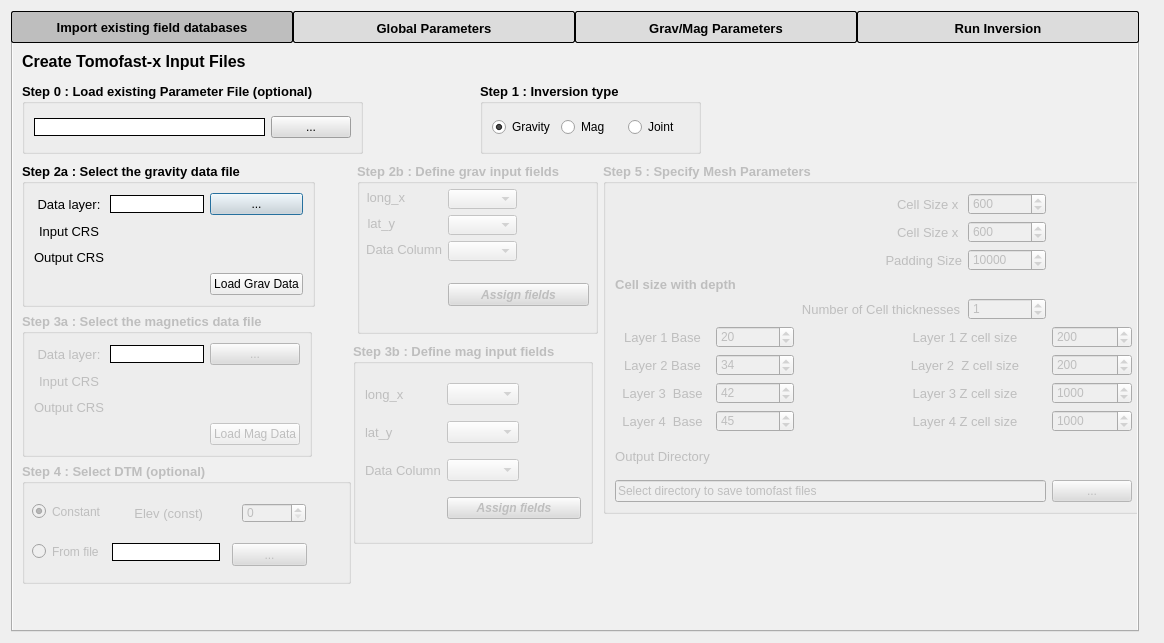
First picture: the form in Tomofast_x_dialog_base.ui, repository TOMOFAST/tomofast-x-q, before the edit.
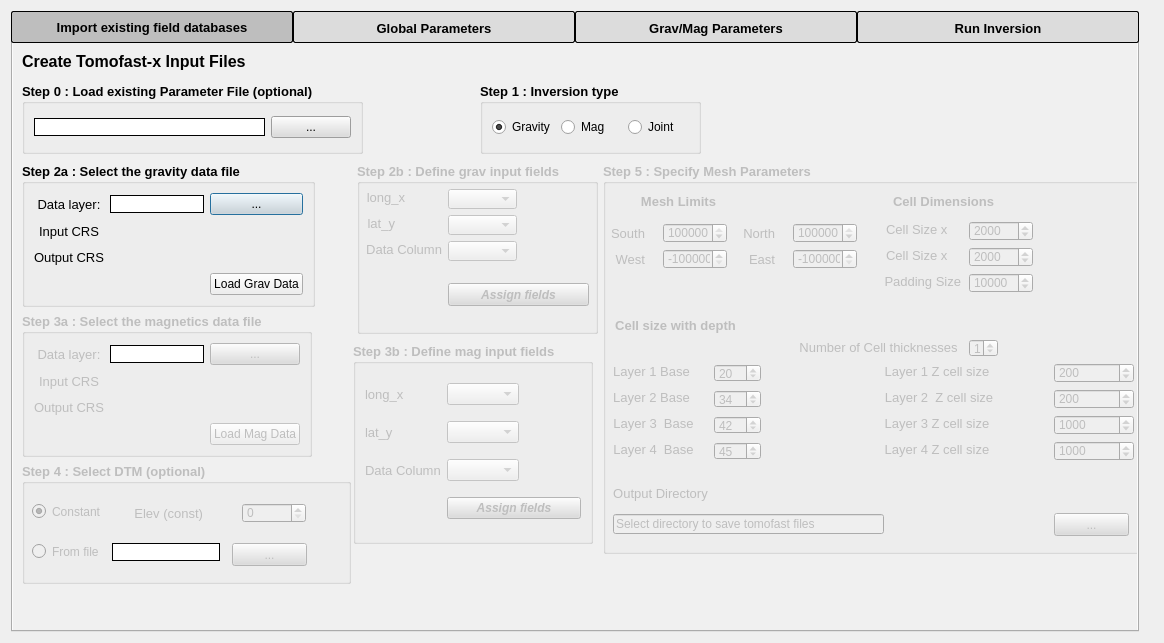
Second picture: the form after the edit. Custom widgets are drawn as their Qt base class.

Commit message: first attempt at read grav (only) from tif files

What changed in the file:
```diff
--- a/Tomofast_x_dialog_base.ui
+++ b/Tomofast_x_dialog_base.ui
@@ -476,7 +476,7 @@
          <x>590</x>
          <y>120</y>
          <width>541</width>
-         <height>351</height>
+         <height>391</height>
         </rect>
        </property>
        <property name="sizePolicy">
@@ -495,27 +495,18 @@
        <property name="title">
         <string>Step 5 : Specify Mesh Parameters</string>
        </property>
-       <layout class="QGridLayout" name="gridLayout_3">
-        <item row="7" column="3" colspan="2">
-         <widget class="QLabel" name="label_54">
-          <property name="styleSheet">
-           <string notr="true">font-family: Arial; 
-font-size: 13px;
-</string>
-          </property>
-          <property name="text">
-           <string>Layer 3 Z cell size</string>
-          </property>
-          <property name="alignment">
-           <set>Qt::AlignCenter</set>
-          </property>
-         </widget>
-        </item>
-        <item row="6" column="1">
          <widget class="QSpinBox" name="spinBox_3">
           <property name="enabled">
            <bool>false</bool>
           </property>
+        <property name="geometry">
+         <rect>
+          <x>111</x>
+          <y>227</y>
+          <width>47</width>
+          <height>18</height>
+         </rect>
+        </property>
           <property name="maximum">
            <number>1000</number>
           </property>
@@ -523,58 +514,15 @@
            <number>34</number>
           </property>
          </widget>
-        </item>
-        <item row="4" column="2" colspan="2">
-         <widget class="QLabel" name="label_58">
-          <property name="styleSheet">
-           <string notr="true">font-family: Arial; 
-font-size: 13px;
-</string>
-          </property>
-          <property name="text">
-           <string>Number of Cell thicknesses</string>
-          </property>
-          <property name="alignment">
-           <set>Qt::AlignCenter</set>
-          </property>
-         </widget>
-        </item>
-        <item row="10" column="5">
-         <widget class="QPushButton" name="pushButton_10">
-          <property name="enabled">
-           <bool>false</bool>
-          </property>
-          <property name="toolTip">
-           <string>Choose your Main Project </string>
-          </property>
-          <property name="whatsThis">
-           <string/>
-          </property>
-          <property name="styleSheet">
-           <string notr="true">background-color: rgb(220, 220, 220, 255);</string>
-          </property>
-          <property name="text">
-           <string>...</string>
-          </property>
-         </widget>
-        </item>
-        <item row="5" column="0">
-         <widget class="QLabel" name="label_49">
-          <property name="styleSheet">
-           <string notr="true">font-family: Arial; 
-font-size: 13px;
-</string>
-          </property>
-          <property name="text">
-           <string>Layer 1 Base</string>
-          </property>
-          <property name="alignment">
-           <set>Qt::AlignCenter</set>
-          </property>
-         </widget>
-        </item>
-        <item row="9" column="0">
          <widget class="QLabel" name="label_48">
+        <property name="geometry">
+         <rect>
+          <x>10</x>
+          <y>322</y>
+          <width>95</width>
+          <height>16</height>
+         </rect>
+        </property>
           <property name="styleSheet">
            <string notr="true">font-family: Arial; 
 font-size: 13px;
@@ -587,149 +535,15 @@
            <set>Qt::AlignCenter</set>
           </property>
          </widget>
-        </item>
-        <item row="1" column="3">
-         <widget class="QLabel" name="label_27">
-          <property name="styleSheet">
-           <string notr="true">font-family: Arial; 
-font-size: 13px;
-</string>
-          </property>
-          <property name="text">
-           <string>Cell Size x </string>
-          </property>
-          <property name="alignment">
-           <set>Qt::AlignRight|Qt::AlignTrailing|Qt::AlignVCenter</set>
-          </property>
-         </widget>
-        </item>
-        <item row="6" column="5">
-         <widget class="QgsDoubleSpinBox" name="mQgsDoubleSpinBox_6">
-          <property name="enabled">
-           <bool>false</bool>
-          </property>
-          <property name="decimals">
-           <number>0</number>
-          </property>
-          <property name="maximum">
-           <double>10000.000000000000000</double>
-          </property>
-          <property name="singleStep">
-           <double>50.000000000000000</double>
-          </property>
-          <property name="value">
-           <double>200.000000000000000</double>
-          </property>
-         </widget>
-        </item>
-        <item row="0" column="3">
-         <widget class="QLabel" name="label_21">
-          <property name="styleSheet">
-           <string notr="true">font-family: Arial; 
-font-size: 13px;
-</string>
-          </property>
-          <property name="text">
-           <string>Cell Size x </string>
-          </property>
-          <property name="alignment">
-           <set>Qt::AlignRight|Qt::AlignTrailing|Qt::AlignVCenter</set>
-          </property>
-         </widget>
-        </item>
-        <item row="7" column="5">
-         <widget class="QgsDoubleSpinBox" name="mQgsDoubleSpinBox_9">
-          <property name="enabled">
-           <bool>false</bool>
-          </property>
-          <property name="decimals">
-           <number>0</number>
-          </property>
-          <property name="maximum">
-           <double>10000.000000000000000</double>
-          </property>
-          <property name="singleStep">
-           <double>50.000000000000000</double>
-          </property>
-          <property name="value">
-           <double>1000.000000000000000</double>
-          </property>
-         </widget>
-        </item>
-        <item row="6" column="3" colspan="2">
-         <widget class="QLabel" name="label_52">
-          <property name="styleSheet">
-           <string notr="true">font-family: Arial; 
-font-size: 13px;
-</string>
-          </property>
-          <property name="text">
-           <string>Layer 2  Z cell size</string>
-          </property>
-          <property name="alignment">
-           <set>Qt::AlignCenter</set>
-          </property>
-         </widget>
-        </item>
-        <item row="8" column="1">
-         <widget class="QSpinBox" name="spinBox_5">
-          <property name="enabled">
-           <bool>false</bool>
-          </property>
-          <property name="maximum">
-           <number>1000</number>
-          </property>
-          <property name="value">
-           <number>45</number>
-          </property>
-         </widget>
-        </item>
-        <item row="7" column="0">
-         <widget class="QLabel" name="label_53">
-          <property name="styleSheet">
-           <string notr="true">font-family: Arial; 
-font-size: 13px;
-</string>
-          </property>
-          <property name="text">
-           <string>Layer 3  Base</string>
-          </property>
-          <property name="alignment">
-           <set>Qt::AlignCenter</set>
-          </property>
-         </widget>
-        </item>
-        <item row="3" column="0" colspan="2">
-         <widget class="QLabel" name="label_57">
-          <property name="sizePolicy">
-           <sizepolicy hsizetype="Fixed" vsizetype="Fixed">
-            <horstretch>0</horstretch>
-            <verstretch>0</verstretch>
-           </sizepolicy>
-          </property>
-          <property name="font">
-           <font>
-            <family>Arial</family>
-            <pointsize>-1</pointsize>
-            <weight>75</weight>
-            <bold>true</bold>
-           </font>
-          </property>
-          <property name="styleSheet">
-           <string notr="true">font-family: Arial; 
-font-size: 13px;
-</string>
-          </property>
-          <property name="text">
-           <string>Cell size with depth</string>
-          </property>
-          <property name="alignment">
-           <set>Qt::AlignCenter</set>
-          </property>
-         </widget>
-        </item>
-        <item row="2" column="4">
          <widget class="QgsSpinBox" name="mQgsSpinBox_3">
+        <property name="geometry">
+         <rect>
+          <x>366</x>
+          <y>110</y>
+          <width>64</width>
+          <height>20</height>
+         </rect>
+        </property>
           <property name="maximum">
            <number>100000</number>
           </property>
@@ -743,42 +557,158 @@
            <number>10</number>
           </property>
          </widget>
-        </item>
-        <item row="5" column="3" colspan="2">
-         <widget class="QLabel" name="label_50">
+       <widget class="QgsSpinBox" name="mQgsSpinBox">
+        <property name="geometry">
+         <rect>
+          <x>366</x>
+          <y>58</y>
+          <width>64</width>
+          <height>20</height>
+         </rect>
+        </property>
+        <property name="maximum">
+         <number>10000</number>
+        </property>
+        <property name="singleStep">
+         <number>50</number>
+        </property>
+        <property name="value">
+         <number>2000</number>
+        </property>
+        <property name="displayIntegerBase">
+         <number>10</number>
+        </property>
+       </widget>
+       <widget class="QLabel" name="label_55">
+        <property name="geometry">
+         <rect>
+          <x>10</x>
+          <y>278</y>
+          <width>81</width>
+          <height>16</height>
+         </rect>
+        </property>
           <property name="styleSheet">
            <string notr="true">font-family: Arial; 
 font-size: 13px;
 </string>
           </property>
           <property name="text">
-           <string>Layer 1 Z cell size</string>
+         <string>Layer 4  Base</string>
           </property>
           <property name="alignment">
            <set>Qt::AlignCenter</set>
           </property>
          </widget>
-        </item>
-        <item row="8" column="3" colspan="2">
-         <widget class="QLabel" name="label_56">
+       <widget class="QSpinBox" name="spinBox">
+        <property name="enabled">
+         <bool>false</bool>
+        </property>
+        <property name="geometry">
+         <rect>
+          <x>366</x>
+          <y>176</y>
+          <width>29</width>
+          <height>18</height>
+         </rect>
+        </property>
+        <property name="maximum">
+         <number>4</number>
+        </property>
+        <property name="value">
+         <number>1</number>
+        </property>
+       </widget>
+       <widget class="QgsSpinBox" name="mQgsSpinBox_2">
+        <property name="geometry">
+         <rect>
+          <x>366</x>
+          <y>84</y>
+          <width>64</width>
+          <height>20</height>
+         </rect>
+        </property>
+        <property name="maximum">
+         <number>10000</number>
+        </property>
+        <property name="singleStep">
+         <number>50</number>
+        </property>
+        <property name="value">
+         <number>2000</number>
+        </property>
+        <property name="displayIntegerBase">
+         <number>10</number>
+        </property>
+       </widget>
+       <widget class="QLabel" name="label_49">
+        <property name="geometry">
+         <rect>
+          <x>10</x>
+          <y>200</y>
+          <width>77</width>
+          <height>16</height>
+         </rect>
+        </property>
           <property name="styleSheet">
            <string notr="true">font-family: Arial; 
 font-size: 13px;
 </string>
           </property>
           <property name="text">
-           <string>Layer 4 Z cell size</string>
+         <string>Layer 1 Base</string>
           </property>
           <property name="alignment">
            <set>Qt::AlignCenter</set>
           </property>
          </widget>
-        </item>
-        <item row="10" column="0" colspan="5">
+       <widget class="QLabel" name="label_57">
+        <property name="geometry">
+         <rect>
+          <x>10</x>
+          <y>154</y>
+          <width>125</width>
+          <height>16</height>
+         </rect>
+        </property>
+        <property name="sizePolicy">
+         <sizepolicy hsizetype="Fixed" vsizetype="Fixed">
+          <horstretch>0</horstretch>
+          <verstretch>0</verstretch>
+         </sizepolicy>
+        </property>
+        <property name="font">
+         <font>
+          <family>Arial</family>
+          <pointsize>-1</pointsize>
+          <weight>75</weight>
+          <bold>true</bold>
+         </font>
+        </property>
+        <property name="styleSheet">
+         <string notr="true">font-family: Arial; 
+font-size: 13px;
+</string>
+        </property>
+        <property name="text">
+         <string>Cell size with depth</string>
+        </property>
+        <property name="alignment">
+         <set>Qt::AlignCenter</set>
+        </property>
+       </widget>
          <widget class="QLineEdit" name="lineEdit_17">
           <property name="enabled">
            <bool>false</bool>
           </property>
+        <property name="geometry">
+         <rect>
+          <x>10</x>
+          <y>351</y>
+          <width>271</width>
+          <height>20</height>
+         </rect>
+        </property>
           <property name="autoFillBackground">
            <bool>false</bool>
           </property>
@@ -796,133 +726,141 @@
            <string/>
           </property>
          </widget>
-        </item>
-        <item row="0" column="4">
-         <widget class="QgsSpinBox" name="mQgsSpinBox">
-          <property name="maximum">
-           <number>10000</number>
-          </property>
-          <property name="singleStep">
-           <number>50</number>
-          </property>
-          <property name="value">
-           <number>600</number>
-          </property>
-          <property name="displayIntegerBase">
-           <number>10</number>
-          </property>
-         </widget>
-        </item>
-        <item row="5" column="1">
-         <widget class="QSpinBox" name="spinBox_2">
-          <property name="enabled">
-           <bool>false</bool>
-          </property>
-          <property name="maximum">
-           <number>1000</number>
-          </property>
-          <property name="value">
-           <number>20</number>
-          </property>
-         </widget>
-        </item>
-        <item row="5" column="5">
-         <widget class="QgsDoubleSpinBox" name="mQgsDoubleSpinBox_5">
-          <property name="enabled">
-           <bool>false</bool>
-          </property>
-          <property name="decimals">
-           <number>0</number>
-          </property>
-          <property name="maximum">
-           <double>10000.000000000000000</double>
-          </property>
-          <property name="singleStep">
-           <double>50.000000000000000</double>
-          </property>
-          <property name="value">
-           <double>200.000000000000000</double>
-          </property>
-         </widget>
-        </item>
-        <item row="8" column="5">
-         <widget class="QgsDoubleSpinBox" name="mQgsDoubleSpinBox_11">
-          <property name="enabled">
-           <bool>false</bool>
-          </property>
-          <property name="decimals">
-           <number>0</number>
-          </property>
-          <property name="maximum">
-           <double>10000.000000000000000</double>
-          </property>
-          <property name="singleStep">
-           <double>50.000000000000000</double>
-          </property>
-          <property name="value">
-           <double>1000.000000000000000</double>
-          </property>
-         </widget>
-        </item>
-        <item row="7" column="1">
-         <widget class="QSpinBox" name="spinBox_4">
-          <property name="enabled">
-           <bool>false</bool>
-          </property>
-          <property name="maximum">
-           <number>1000</number>
-          </property>
-          <property name="value">
-           <number>42</number>
-          </property>
-         </widget>
-        </item>
-        <item row="4" column="4">
-         <widget class="QSpinBox" name="spinBox">
-          <property name="enabled">
-           <bool>false</bool>
-          </property>
-          <property name="maximum">
-           <number>4</number>
-          </property>
-          <property name="value">
-           <number>1</number>
-          </property>
-         </widget>
-        </item>
-        <item row="8" column="0">
-         <widget class="QLabel" name="label_55">
+       <widget class="QLabel" name="label_21">
+        <property name="geometry">
+         <rect>
+          <x>281</x>
+          <y>58</y>
+          <width>67</width>
+          <height>16</height>
+         </rect>
+        </property>
+        <property name="styleSheet">
+         <string notr="true">font-family: Arial; 
+font-size: 13px;
+</string>
+        </property>
+        <property name="text">
+         <string>Cell Size x </string>
+        </property>
+        <property name="alignment">
+         <set>Qt::AlignRight|Qt::AlignTrailing|Qt::AlignVCenter</set>
+        </property>
+       </widget>
+       <widget class="QLabel" name="label_52">
+        <property name="geometry">
+         <rect>
+          <x>281</x>
+          <y>226</y>
+          <width>110</width>
+          <height>16</height>
+         </rect>
+        </property>
+        <property name="styleSheet">
+         <string notr="true">font-family: Arial; 
+font-size: 13px;
+</string>
+        </property>
+        <property name="text">
+         <string>Layer 2  Z cell size</string>
+        </property>
+        <property name="alignment">
+         <set>Qt::AlignCenter</set>
+        </property>
+       </widget>
+       <widget class="QLabel" name="label_54">
+        <property name="geometry">
+         <rect>
+          <x>281</x>
+          <y>252</y>
+          <width>106</width>
+          <height>16</height>
+         </rect>
+        </property>
+        <property name="styleSheet">
+         <string notr="true">font-family: Arial; 
+font-size: 13px;
+</string>
+        </property>
+        <property name="text">
+         <string>Layer 3 Z cell size</string>
+        </property>
+        <property name="alignment">
+         <set>Qt::AlignCenter</set>
+        </property>
+       </widget>
+       <widget class="QLabel" name="label_50">
+        <property name="geometry">
+         <rect>
+          <x>281</x>
+          <y>200</y>
+          <width>106</width>
+          <height>16</height>
+         </rect>
+        </property>
+        <property name="styleSheet">
+         <string notr="true">font-family: Arial; 
+font-size: 13px;
+</string>
+        </property>
+        <property name="text">
+         <string>Layer 1 Z cell size</string>
+        </property>
+        <property name="alignment">
+         <set>Qt::AlignCenter</set>
+        </property>
+       </widget>
+       <widget class="QLabel" name="label_58">
+        <property name="geometry">
+         <rect>
+          <x>196</x>
+          <y>176</y>
+          <width>159</width>
+          <height>16</height>
+         </rect>
+        </property>
           <property name="styleSheet">
            <string notr="true">font-family: Arial; 
 font-size: 13px;
 </string>
           </property>
           <property name="text">
-           <string>Layer 4  Base</string>
+         <string>Number of Cell thicknesses</string>
           </property>
           <property name="alignment">
            <set>Qt::AlignCenter</set>
           </property>
          </widget>
-        </item>
-        <item row="1" column="4">
-         <widget class="QgsSpinBox" name="mQgsSpinBox_2">
-          <property name="maximum">
-           <number>10000</number>
-          </property>
-          <property name="singleStep">
-           <number>50</number>
-          </property>
-          <property name="value">
-           <number>600</number>
-          </property>
-          <property name="displayIntegerBase">
-           <number>10</number>
-          </property>
-         </widget>
-        </item>
-        <item row="2" column="3">
+       <widget class="QLabel" name="label_56">
+        <property name="geometry">
+         <rect>
+          <x>281</x>
+          <y>278</y>
+          <width>106</width>
+          <height>16</height>
+         </rect>
+        </property>
+        <property name="styleSheet">
+         <string notr="true">font-family: Arial; 
+font-size: 13px;
+</string>
+        </property>
+        <property name="text">
+         <string>Layer 4 Z cell size</string>
+        </property>
+        <property name="alignment">
+         <set>Qt::AlignCenter</set>
+        </property>
+       </widget>
          <widget class="QLabel" name="label_33">
+        <property name="geometry">
+         <rect>
+          <x>281</x>
+          <y>110</y>
+          <width>77</width>
+          <height>16</height>
+         </rect>
+        </property>
           <property name="styleSheet">
            <string notr="true">font-family: Arial; 
 font-size: 13px;
@@ -935,9 +873,55 @@
            <set>Qt::AlignRight|Qt::AlignTrailing|Qt::AlignVCenter</set>
           </property>
          </widget>
-        </item>
-        <item row="6" column="0">
+       <widget class="QLabel" name="label_27">
+        <property name="geometry">
+         <rect>
+          <x>281</x>
+          <y>84</y>
+          <width>67</width>
+          <height>16</height>
+         </rect>
+        </property>
+        <property name="styleSheet">
+         <string notr="true">font-family: Arial; 
+font-size: 13px;
+</string>
+        </property>
+        <property name="text">
+         <string>Cell Size x </string>
+        </property>
+        <property name="alignment">
+         <set>Qt::AlignRight|Qt::AlignTrailing|Qt::AlignVCenter</set>
+        </property>
+       </widget>
+       <widget class="QSpinBox" name="spinBox_2">
+        <property name="enabled">
+         <bool>false</bool>
+        </property>
+        <property name="geometry">
+         <rect>
+          <x>111</x>
+          <y>201</y>
+          <width>47</width>
+          <height>18</height>
+         </rect>
+        </property>
+        <property name="maximum">
+         <number>1000</number>
+        </property>
+        <property name="value">
+         <number>20</number>
+        </property>
+       </widget>
          <widget class="QLabel" name="label_51">
+        <property name="geometry">
+         <rect>
+          <x>10</x>
+          <y>226</y>
+          <width>77</width>
+          <height>16</height>
+         </rect>
+        </property>
           <property name="styleSheet">
            <string notr="true">font-family: Arial; 
 font-size: 13px;
@@ -950,8 +934,444 @@
            <set>Qt::AlignCenter</set>
           </property>
          </widget>
-        </item>
-       </layout>
+       <widget class="QLabel" name="label_53">
+        <property name="geometry">
+         <rect>
+          <x>10</x>
+          <y>252</y>
+          <width>81</width>
+          <height>16</height>
+         </rect>
+        </property>
+        <property name="styleSheet">
+         <string notr="true">font-family: Arial; 
+font-size: 13px;
+</string>
+        </property>
+        <property name="text">
+         <string>Layer 3  Base</string>
+        </property>
+        <property name="alignment">
+         <set>Qt::AlignCenter</set>
+        </property>
+       </widget>
+       <widget class="QSpinBox" name="spinBox_4">
+        <property name="enabled">
+         <bool>false</bool>
+        </property>
+        <property name="geometry">
+         <rect>
+          <x>111</x>
+          <y>253</y>
+          <width>47</width>
+          <height>18</height>
+         </rect>
+        </property>
+        <property name="maximum">
+         <number>1000</number>
+        </property>
+        <property name="value">
+         <number>42</number>
+        </property>
+       </widget>
+       <widget class="QSpinBox" name="spinBox_5">
+        <property name="enabled">
+         <bool>false</bool>
+        </property>
+        <property name="geometry">
+         <rect>
+          <x>111</x>
+          <y>279</y>
+          <width>47</width>
+          <height>18</height>
+         </rect>
+        </property>
+        <property name="maximum">
+         <number>1000</number>
+        </property>
+        <property name="value">
+         <number>45</number>
+        </property>
+       </widget>
+       <widget class="QgsDoubleSpinBox" name="mQgsDoubleSpinBox_5">
+        <property name="enabled">
+         <bool>false</bool>
+        </property>
+        <property name="geometry">
+         <rect>
+          <x>451</x>
+          <y>200</y>
+          <width>80</width>
+          <height>20</height>
+         </rect>
+        </property>
+        <property name="decimals">
+         <number>0</number>
+        </property>
+        <property name="maximum">
+         <double>10000.000000000000000</double>
+        </property>
+        <property name="singleStep">
+         <double>50.000000000000000</double>
+        </property>
+        <property name="value">
+         <double>200.000000000000000</double>
+        </property>
+       </widget>
+       <widget class="QgsDoubleSpinBox" name="mQgsDoubleSpinBox_6">
+        <property name="enabled">
+         <bool>false</bool>
+        </property>
+        <property name="geometry">
+         <rect>
+          <x>451</x>
+          <y>226</y>
+          <width>80</width>
+          <height>20</height>
+         </rect>
+        </property>
+        <property name="decimals">
+         <number>0</number>
+        </property>
+        <property name="maximum">
+         <double>10000.000000000000000</double>
+        </property>
+        <property name="singleStep">
+         <double>50.000000000000000</double>
+        </property>
+        <property name="value">
+         <double>200.000000000000000</double>
+        </property>
+       </widget>
+       <widget class="QgsDoubleSpinBox" name="mQgsDoubleSpinBox_9">
+        <property name="enabled">
+         <bool>false</bool>
+        </property>
+        <property name="geometry">
+         <rect>
+          <x>451</x>
+          <y>252</y>
+          <width>80</width>
+          <height>20</height>
+         </rect>
+        </property>
+        <property name="decimals">
+         <number>0</number>
+        </property>
+        <property name="maximum">
+         <double>10000.000000000000000</double>
+        </property>
+        <property name="singleStep">
+         <double>50.000000000000000</double>
+        </property>
+        <property name="value">
+         <double>1000.000000000000000</double>
+        </property>
+       </widget>
+       <widget class="QgsDoubleSpinBox" name="mQgsDoubleSpinBox_11">
+        <property name="enabled">
+         <bool>false</bool>
+        </property>
+        <property name="geometry">
+         <rect>
+          <x>451</x>
+          <y>278</y>
+          <width>80</width>
+          <height>20</height>
+         </rect>
+        </property>
+        <property name="decimals">
+         <number>0</number>
+        </property>
+        <property name="maximum">
+         <double>10000.000000000000000</double>
+        </property>
+        <property name="singleStep">
+         <double>50.000000000000000</double>
+        </property>
+        <property name="value">
+         <double>1000.000000000000000</double>
+        </property>
+       </widget>
+       <widget class="QPushButton" name="pushButton_10">
+        <property name="enabled">
+         <bool>false</bool>
+        </property>
+        <property name="geometry">
+         <rect>
+          <x>451</x>
+          <y>350</y>
+          <width>75</width>
+          <height>23</height>
+         </rect>
+        </property>
+        <property name="toolTip">
+         <string>Choose your Main Project </string>
+        </property>
+        <property name="whatsThis">
+         <string/>
+        </property>
+        <property name="styleSheet">
+         <string notr="true">background-color: rgb(220, 220, 220, 255);</string>
+        </property>
+        <property name="text">
+         <string>...</string>
+        </property>
+       </widget>
+       <widget class="QLabel" name="label_60">
+        <property name="geometry">
+         <rect>
+          <x>0</x>
+          <y>30</y>
+          <width>151</width>
+          <height>16</height>
+         </rect>
+        </property>
+        <property name="sizePolicy">
+         <sizepolicy hsizetype="Fixed" vsizetype="Fixed">
+          <horstretch>0</horstretch>
+          <verstretch>0</verstretch>
+         </sizepolicy>
+        </property>
+        <property name="font">
+         <font>
+          <family>Arial</family>
+          <pointsize>-1</pointsize>
+          <weight>75</weight>
+          <bold>true</bold>
+         </font>
+        </property>
+        <property name="styleSheet">
+         <string notr="true">font-family: Arial; 
+font-size: 13px;
+</string>
+        </property>
+        <property name="text">
+         <string>Mesh Limits</string>
+        </property>
+        <property name="alignment">
+         <set>Qt::AlignCenter</set>
+        </property>
+       </widget>
+       <widget class="QLabel" name="label_28">
+        <property name="geometry">
+         <rect>
+          <x>11</x>
+          <y>86</y>
+          <width>31</width>
+          <height>20</height>
+         </rect>
+        </property>
+        <property name="styleSheet">
+         <string notr="true">font-family: Arial; 
+font-size: 13px;
+</string>
+        </property>
+        <property name="text">
+         <string>West</string>
+        </property>
+        <property name="alignment">
+         <set>Qt::AlignRight|Qt::AlignTrailing|Qt::AlignVCenter</set>
+        </property>
+       </widget>
+       <widget class="QLabel" name="label_24">
+        <property name="geometry">
+         <rect>
+          <x>1</x>
+          <y>60</y>
+          <width>41</width>
+          <height>20</height>
+         </rect>
+        </property>
+        <property name="styleSheet">
+         <string notr="true">font-family: Arial; 
+font-size: 13px;
+</string>
+        </property>
+        <property name="text">
+         <string>South</string>
+        </property>
+        <property name="alignment">
+         <set>Qt::AlignRight|Qt::AlignTrailing|Qt::AlignVCenter</set>
+        </property>
+       </widget>
+       <widget class="QgsSpinBox" name="mQgsSpinBox_10">
+        <property name="geometry">
+         <rect>
+          <x>60</x>
+          <y>60</y>
+          <width>64</width>
+          <height>20</height>
+         </rect>
+        </property>
+        <property name="minimum">
+         <number>-1000000000</number>
+        </property>
+        <property name="maximum">
+         <number>1000000000</number>
+        </property>
+        <property name="singleStep">
+         <number>50</number>
+        </property>
+        <property name="value">
+         <number>6660000</number>
+        </property>
+        <property name="displayIntegerBase">
+         <number>10</number>
+        </property>
+       </widget>
+       <widget class="QgsSpinBox" name="mQgsSpinBox_11">
+        <property name="geometry">
+         <rect>
+          <x>60</x>
+          <y>86</y>
+          <width>64</width>
+          <height>20</height>
+         </rect>
+        </property>
+        <property name="minimum">
+         <number>-1000000000</number>
+        </property>
+        <property name="maximum">
+         <number>1000000000</number>
+        </property>
+        <property name="singleStep">
+         <number>50</number>
+        </property>
+        <property name="value">
+         <number>-750000</number>
+        </property>
+        <property name="displayIntegerBase">
+         <number>10</number>
+        </property>
+       </widget>
+       <widget class="QLabel" name="label_75">
+        <property name="geometry">
+         <rect>
+          <x>290</x>
+          <y>30</y>
+          <width>151</width>
+          <height>16</height>
+         </rect>
+        </property>
+        <property name="sizePolicy">
+         <sizepolicy hsizetype="Fixed" vsizetype="Fixed">
+          <horstretch>0</horstretch>
+          <verstretch>0</verstretch>
+         </sizepolicy>
+        </property>
+        <property name="font">
+         <font>
+          <family>Arial</family>
+          <pointsize>-1</pointsize>
+          <weight>75</weight>
+          <bold>true</bold>
+         </font>
+        </property>
+        <property name="styleSheet">
+         <string notr="true">font-family: Arial; 
+font-size: 13px;
+</string>
+        </property>
+        <property name="text">
+         <string>Cell Dimensions</string>
+        </property>
+        <property name="alignment">
+         <set>Qt::AlignLeading|Qt::AlignLeft|Qt::AlignVCenter</set>
+        </property>
+       </widget>
+       <widget class="QgsSpinBox" name="mQgsSpinBox_13">
+        <property name="geometry">
+         <rect>
+          <x>190</x>
+          <y>86</y>
+          <width>64</width>
+          <height>20</height>
+         </rect>
+        </property>
+        <property name="minimum">
+         <number>-1000000000</number>
+        </property>
+        <property name="maximum">
+         <number>1000000000</number>
+        </property>
+        <property name="singleStep">
+         <number>50</number>
+        </property>
+        <property name="value">
+         <number>-700000</number>
+        </property>
+        <property name="displayIntegerBase">
+         <number>10</number>
+        </property>
+       </widget>
+       <widget class="QLabel" name="label_29">
+        <property name="geometry">
+         <rect>
+          <x>141</x>
+          <y>86</y>
+          <width>31</width>
+          <height>20</height>
+         </rect>
+        </property>
+        <property name="styleSheet">
+         <string notr="true">font-family: Arial; 
+font-size: 13px;
+</string>
+        </property>
+        <property name="text">
+         <string>East</string>
+        </property>
+        <property name="alignment">
+         <set>Qt::AlignRight|Qt::AlignTrailing|Qt::AlignVCenter</set>
+        </property>
+       </widget>
+       <widget class="QLabel" name="label_25">
+        <property name="geometry">
+         <rect>
+          <x>131</x>
+          <y>60</y>
+          <width>41</width>
+          <height>20</height>
+         </rect>
+        </property>
+        <property name="styleSheet">
+         <string notr="true">font-family: Arial; 
+font-size: 13px;
+</string>
+        </property>
+        <property name="text">
+         <string>North</string>
+        </property>
+        <property name="alignment">
+         <set>Qt::AlignRight|Qt::AlignTrailing|Qt::AlignVCenter</set>
+        </property>
+       </widget>
+       <widget class="QgsSpinBox" name="mQgsSpinBox_14">
+        <property name="geometry">
+         <rect>
+          <x>190</x>
+          <y>60</y>
+          <width>64</width>
+          <height>20</height>
+         </rect>
+        </property>
+        <property name="minimum">
+         <number>-1000000000</number>
+        </property>
+        <property name="maximum">
+         <number>1000000000</number>
+        </property>
+        <property name="singleStep">
+         <number>50</number>
+        </property>
+        <property name="value">
+         <number>6770000</number>
+        </property>
+        <property name="displayIntegerBase">
+         <number>10</number>
+        </property>
+       </widget>
       </widget>
       <widget class="QGroupBox" name="groupBox_7">
        <property name="enabled">
```
Lines whose indentation alone changed are shown as unchanged. The commit also changes 2 other files.
